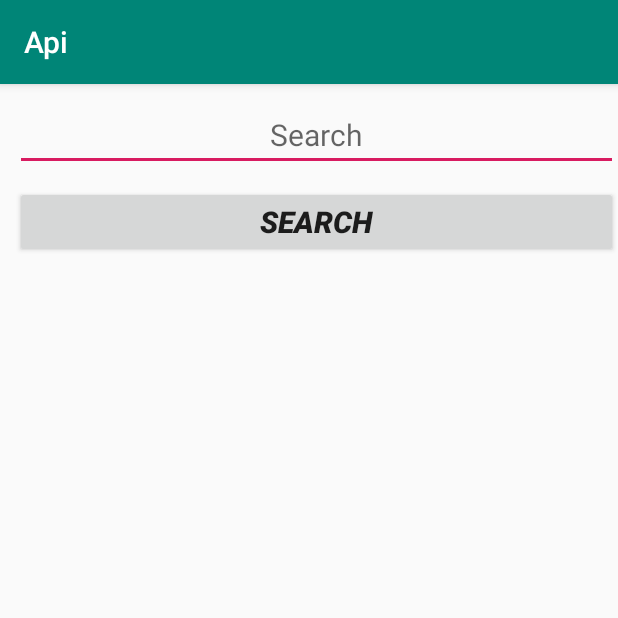
After one commit to anupant01/RetrofitApi, an Android app: the SearchEmployeeActivity screen opened directly, with no data from a screen before it, on a phone screen of 412 x 824 dp, the top half of it. The commit adds this screen. Run offline under Robolectric (Android 15) with nearby library versions, the phone set to English and light mode, and no system bars; 1 statement that could not run was skipped.

Commit message:
Search Added

```diff
--- a/app/src/main/AndroidManifest.xml
+++ b/app/src/main/AndroidManifest.xml
@@ -11,16 +11,15 @@
         android:roundIcon="@mipmap/ic_launcher_round"
         android:supportsRtl="true"
         android:theme="@style/AppTheme">
+        <activity android:name=".SearchEmployeeActivity"></activity>
         <activity android:name=".DashboardActivity">
             <intent-filter>
                 <action android:name="android.intent.action.MAIN" />
 
                 <category android:name="android.intent.category.LAUNCHER" />
             </intent-filter>
-
         </activity>
-        <activity android:name=".MainActivity">
-        </activity>
+        <activity android:name=".MainActivity"></activity>
     </application>
 
 </manifest>
--- a/app/src/main/java/com/e/api/DashboardActivity.java
+++ b/app/src/main/java/com/e/api/DashboardActivity.java
@@ -16,6 +16,7 @@ public class DashboardActivity extends AppCompatActivity {
         setContentView(R.layout.activity_dashboard);
 
         btnShow = findViewById(R.id.btnShow);
+        btnSearch=findViewById(R.id.btnSearch);
 
 
 
@@ -26,5 +27,14 @@ public class DashboardActivity extends AppCompatActivity {
                 startActivity(intent);
             }
         });
+
+
+        btnSearch.setOnClickListener(new View.OnClickListener() {
+            @Override
+            public void onClick(View v) {
+                Intent intent = new Intent(DashboardActivity.this,SearchEmployeeActivity.class);
+                startActivity(intent);
+            }
+        });
     }
 }
--- /dev/null
+++ b/app/src/main/java/com/e/api/SearchEmployeeActivity.java
@@ -0,0 +1,24 @@
+package com.e.api;
+
+import android.support.v7.app.AppCompatActivity;
+import android.os.Bundle;
+import android.widget.Button;
+import android.widget.EditText;
+import android.widget.TextView;
+
+public class SearchEmployeeActivity extends AppCompatActivity {
+
+
+    private TextView tvData;
+    private EditText etSearch;
+    private Button btnSearch;
+    private final static String BASE_URL ="http://dummy.restapiexample.com/api/v1/";
+
+    @Override
+    protected void onCreate(Bundle savedInstanceState) {
+        super.onCreate(savedInstanceState);
+        setContentView(R.layout.activity_search_employee);
+
+        tvData = findViewById()
+    }
+}
--- /dev/null
+++ b/app/src/main/res/layout/activity_search_employee.xml
@@ -0,0 +1,41 @@
+<?xml version="1.0" encoding="utf-8"?>
+<LinearLayout xmlns:android="http://schemas.android.com/apk/res/android"
+    xmlns:app="http://schemas.android.com/apk/res-auto"
+    xmlns:tools="http://schemas.android.com/tools"
+    android:layout_width="match_parent"
+    android:layout_height="match_parent"
+    android:orientation="vertical"
+    tools:context=".SearchEmployeeActivity">
+
+    <EditText
+        android:id="@+id/etSearch"
+        android:layout_width="match_parent"
+        android:layout_height="wrap_content"
+        android:hint="Search"
+        android:textAlignment="center"
+        android:layout_marginStart="10dp"
+        android:layout_marginTop="10dp"
+        android:textSize="20sp"
+        />
+
+    <Button
+        android:id="@+id/btnSearch"
+        android:text="Search"
+        style="@style/buttonStyle"
+        />
+
+
+    <ScrollView
+        android:layout_width="match_parent"
+        android:layout_height="match_parent">
+
+        <TextView
+            android:id="@+id/tvData"
+            android:layout_width="wrap_content"
+            android:layout_height="wrap_content"
+            android:textSize="20sp"
+            />
+
+    </ScrollView>
+
+</LinearLayout>
```
